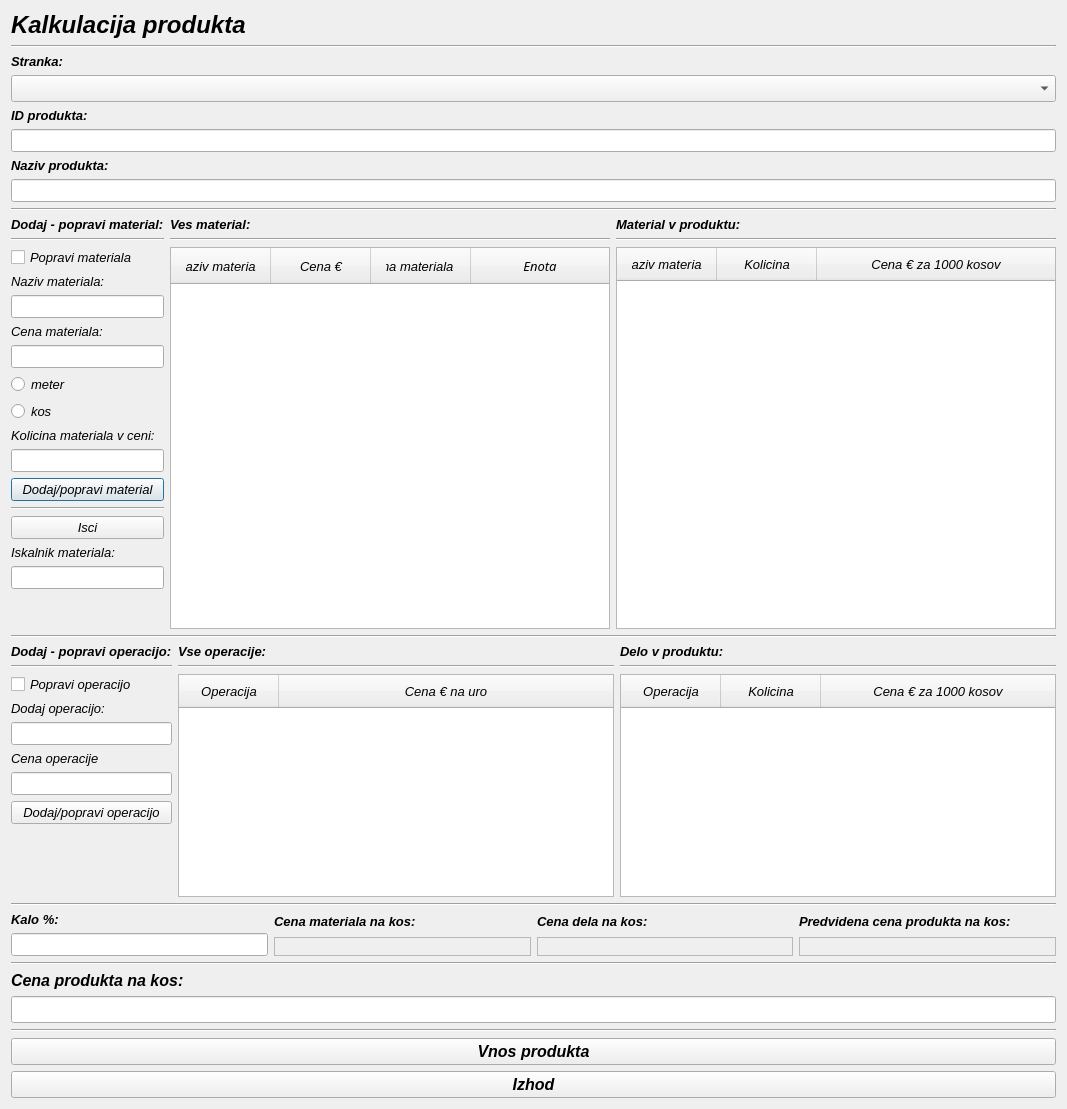
First picture: the form in kalkulacija.ui, repository MaxMaxy/racun, before the edit.
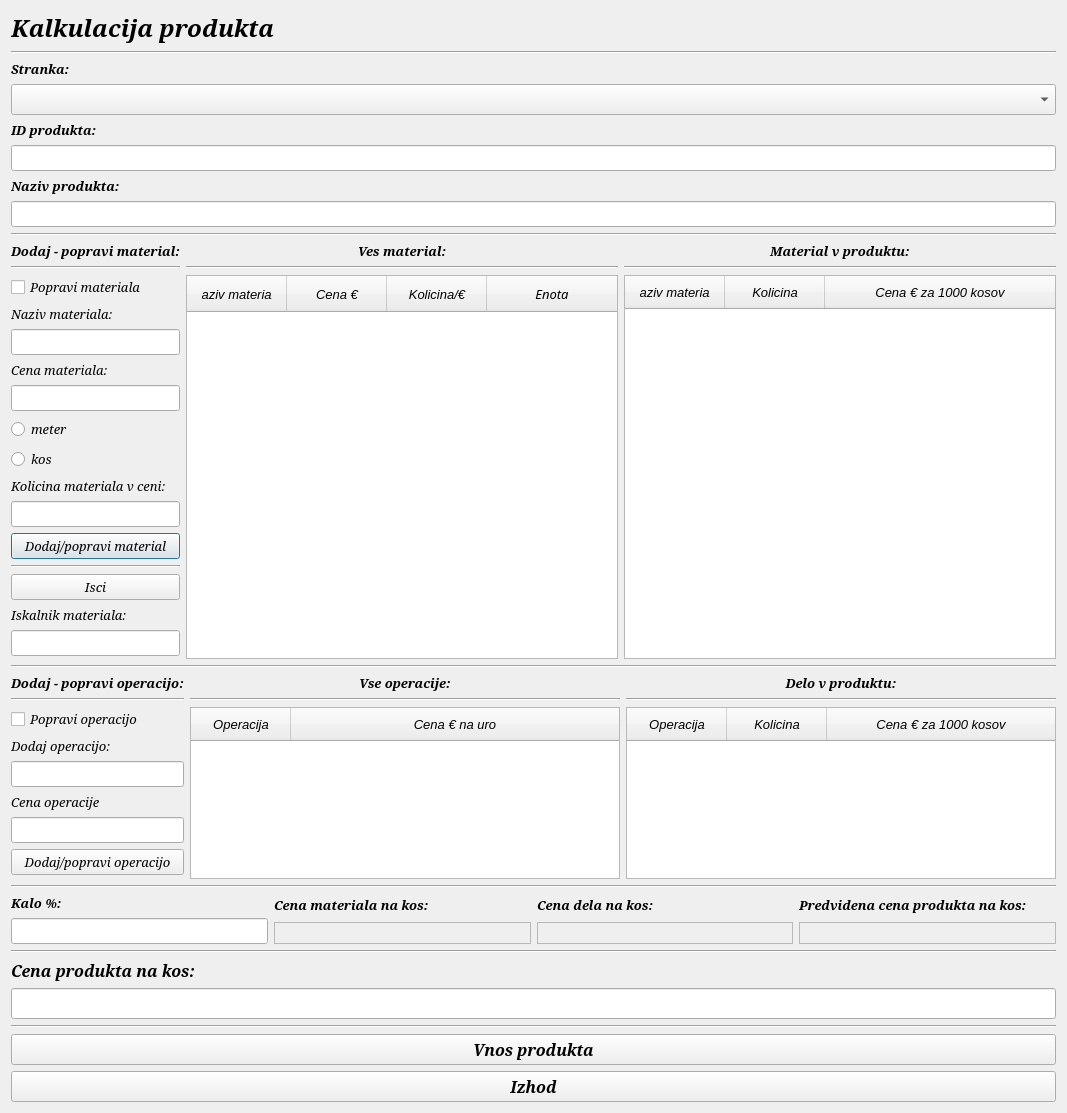
Second picture: the form after the edit.

The edit to the form file:
```diff
--- a/kalkulacija.ui
+++ b/kalkulacija.ui
@@ -7,12 +7,12 @@
     <x>0</x>
     <y>0</y>
     <width>1067</width>
-    <height>1109</height>
+    <height>1113</height>
    </rect>
   </property>
   <property name="font">
    <font>
-    <family>MS Sans Serif</family>
+    <family>Serif</family>
     <pointsize>10</pointsize>
     <italic>true</italic>
    </font>
@@ -31,7 +31,7 @@
           <widget class="QLabel" name="label">
            <property name="font">
             <font>
-             <family>MS Sans Serif</family>
+             <family>Serif</family>
              <pointsize>18</pointsize>
              <weight>75</weight>
              <italic>true</italic>
@@ -48,6 +48,11 @@
          </item>
          <item>
           <widget class="Line" name="line">
+           <property name="font">
+            <font>
+             <family>Serif</family>
+            </font>
+           </property>
            <property name="orientation">
             <enum>Qt::Horizontal</enum>
            </property>
@@ -61,6 +66,7 @@
           <widget class="QLabel" name="label_3">
            <property name="font">
             <font>
+             <family>Serif</family>
              <pointsize>10</pointsize>
              <weight>75</weight>
              <bold>true</bold>
@@ -81,6 +87,7 @@
           <widget class="QComboBox" name="comboBox_stranka">
            <property name="font">
             <font>
+             <family>Serif</family>
              <pointsize>12</pointsize>
             </font>
            </property>
@@ -94,6 +101,7 @@
           <widget class="QLabel" name="label_2">
            <property name="font">
             <font>
+             <family>Serif</family>
              <pointsize>10</pointsize>
              <weight>75</weight>
              <bold>true</bold>
@@ -114,6 +122,7 @@
           <widget class="QLineEdit" name="lineEdit_ID">
            <property name="font">
             <font>
+             <family>Serif</family>
              <pointsize>10</pointsize>
             </font>
            </property>
@@ -127,6 +136,7 @@
           <widget class="QLabel" name="label_4">
            <property name="font">
             <font>
+             <family>Serif</family>
              <pointsize>10</pointsize>
              <weight>75</weight>
              <bold>true</bold>
@@ -147,6 +157,7 @@
           <widget class="QLineEdit" name="lineEdit_nazivProdukta">
            <property name="font">
             <font>
+             <family>Serif</family>
              <pointsize>10</pointsize>
             </font>
            </property>
@@ -158,6 +169,11 @@
      </item>
      <item>
       <widget class="Line" name="line_9">
+       <property name="font">
+        <font>
+         <family>Serif</family>
+        </font>
+       </property>
        <property name="orientation">
         <enum>Qt::Horizontal</enum>
        </property>
@@ -173,6 +189,7 @@
             <widget class="QLabel" name="label_20">
              <property name="font">
               <font>
+               <family>Serif</family>
                <weight>75</weight>
                <bold>true</bold>
               </font>
@@ -184,6 +201,11 @@
            </item>
            <item>
             <widget class="Line" name="line_12">
+             <property name="font">
+              <font>
+               <family>Serif</family>
+              </font>
+             </property>
              <property name="orientation">
               <enum>Qt::Horizontal</enum>
              </property>
@@ -197,6 +219,11 @@
                <verstretch>0</verstretch>
               </sizepolicy>
              </property>
+             <property name="font">
+              <font>
+               <family>Serif</family>
+              </font>
+             </property>
              <property name="text">
               <string>Popravi materiala</string>
              </property>
@@ -212,6 +239,11 @@
                  <verstretch>0</verstretch>
                 </sizepolicy>
                </property>
+               <property name="font">
+                <font>
+                 <family>Serif</family>
+                </font>
+               </property>
                <property name="frameShadow">
                 <enum>QFrame::Raised</enum>
                </property>
@@ -231,6 +263,11 @@
                  <verstretch>0</verstretch>
                 </sizepolicy>
                </property>
+               <property name="font">
+                <font>
+                 <family>Serif</family>
+                </font>
+               </property>
               </widget>
              </item>
             </layout>
@@ -245,6 +282,11 @@
                  <verstretch>0</verstretch>
                 </sizepolicy>
                </property>
+               <property name="font">
+                <font>
+                 <family>Serif</family>
+                </font>
+               </property>
                <property name="frameShadow">
                 <enum>QFrame::Raised</enum>
                </property>
@@ -264,12 +306,22 @@
                  <verstretch>0</verstretch>
                 </sizepolicy>
                </property>
+               <property name="font">
+                <font>
+                 <family>Serif</family>
+                </font>
+               </property>
               </widget>
              </item>
             </layout>
            </item>
            <item>
             <widget class="QRadioButton" name="radioButton_meter">
+             <property name="font">
+              <font>
+               <family>Serif</family>
+              </font>
+             </property>
              <property name="text">
               <string>meter</string>
              </property>
@@ -277,6 +329,11 @@
            </item>
            <item>
             <widget class="QRadioButton" name="radioButton_kos">
+             <property name="font">
+              <font>
+               <family>Serif</family>
+              </font>
+             </property>
              <property name="text">
               <string>kos</string>
              </property>
@@ -292,6 +349,11 @@
                  <verstretch>0</verstretch>
                 </sizepolicy>
                </property>
+               <property name="font">
+                <font>
+                 <family>Serif</family>
+                </font>
+               </property>
                <property name="frameShadow">
                 <enum>QFrame::Raised</enum>
                </property>
@@ -311,6 +373,11 @@
                  <verstretch>0</verstretch>
                 </sizepolicy>
                </property>
+               <property name="font">
+                <font>
+                 <family>Serif</family>
+                </font>
+               </property>
               </widget>
              </item>
             </layout>
@@ -323,6 +390,11 @@
                <verstretch>0</verstretch>
               </sizepolicy>
              </property>
+             <property name="font">
+              <font>
+               <family>Serif</family>
+              </font>
+             </property>
              <property name="text">
               <string>Dodaj/popravi material</string>
              </property>
@@ -330,6 +402,11 @@
            </item>
            <item>
             <widget class="Line" name="line_2">
+             <property name="font">
+              <font>
+               <family>Serif</family>
+              </font>
+             </property>
              <property name="orientation">
               <enum>Qt::Horizontal</enum>
              </property>
@@ -343,6 +420,11 @@
                <verstretch>0</verstretch>
               </sizepolicy>
              </property>
+             <property name="font">
+              <font>
+               <family>Serif</family>
+              </font>
+             </property>
              <property name="text">
               <string>Isci</string>
              </property>
@@ -358,6 +440,7 @@
              </property>
              <property name="font">
               <font>
+               <family>Serif</family>
                <weight>50</weight>
                <bold>false</bold>
               </font>
@@ -378,10 +461,20 @@
                <verstretch>0</verstretch>
               </sizepolicy>
              </property>
+             <property name="font">
+              <font>
+               <family>Serif</family>
+              </font>
+             </property>
             </widget>
            </item>
            <item>
             <spacer name="verticalSpacer_2">
+             <property name="font">
+              <font>
+               <family>Serif</family>
+              </font>
+             </property>
              <property name="orientation">
               <enum>Qt::Vertical</enum>
              </property>
@@ -403,6 +496,7 @@
               <widget class="QLabel" name="label_5">
                <property name="font">
                 <font>
+                 <family>Serif</family>
                  <pointsize>10</pointsize>
                  <weight>75</weight>
                  <bold>true</bold>
@@ -414,6 +508,9 @@
                <property name="text">
                 <string>Ves material:</string>
                </property>
+               <property name="alignment">
+                <set>Qt::AlignCenter</set>
+               </property>
                <property name="buddy">
                 <cstring>treeWidget_material</cstring>
                </property>
@@ -421,6 +518,11 @@
              </item>
              <item>
               <widget class="Line" name="line_7">
+               <property name="font">
+                <font>
+                 <family>Serif</family>
+                </font>
+               </property>
                <property name="orientation">
                 <enum>Qt::Horizontal</enum>
                </property>
@@ -434,6 +536,11 @@
                  <verstretch>0</verstretch>
                 </sizepolicy>
                </property>
+               <property name="font">
+                <font>
+                 <family>Serif</family>
+                </font>
+               </property>
                <property name="styleSheet">
                 <string notr="true">QHeaderView::section{padding:7px 15px}</string>
                </property>
@@ -469,7 +576,7 @@
                </column>
                <column>
                 <property name="text">
-                 <string>Kolicina materiala v ceni</string>
+                 <string>Kolicina/€</string>
                 </property>
                 <property name="font">
                  <font>
@@ -510,6 +617,7 @@
               <widget class="QLabel" name="label_6">
                <property name="font">
                 <font>
+                 <family>Serif</family>
                  <pointsize>10</pointsize>
                  <weight>75</weight>
                  <bold>true</bold>
@@ -521,6 +629,9 @@
                <property name="text">
                 <string>Material v produktu:</string>
                </property>
+               <property name="alignment">
+                <set>Qt::AlignCenter</set>
+               </property>
                <property name="buddy">
                 <cstring>treeWidget_materialProdukta</cstring>
                </property>
@@ -528,6 +639,11 @@
              </item>
              <item>
               <widget class="Line" name="line_6">
+               <property name="font">
+                <font>
+                 <family>Serif</family>
+                </font>
+               </property>
                <property name="orientation">
                 <enum>Qt::Horizontal</enum>
                </property>
@@ -541,6 +657,11 @@
                  <verstretch>0</verstretch>
                 </sizepolicy>
                </property>
+               <property name="font">
+                <font>
+                 <family>Serif</family>
+                </font>
+               </property>
                <property name="styleSheet">
                 <string notr="true">QHeaderView::section{padding:7px 15px}</string>
                </property>
@@ -599,6 +720,11 @@
        </item>
        <item>
         <widget class="Line" name="line_10">
+         <property name="font">
+          <font>
+           <family>Serif</family>
+          </font>
+         </property>
          <property name="orientation">
           <enum>Qt::Horizontal</enum>
          </property>
@@ -612,6 +738,7 @@
             <widget class="QLabel" name="label_19">
              <property name="font">
               <font>
+               <family>Serif</family>
                <weight>75</weight>
                <bold>true</bold>
               </font>
@@ -623,6 +750,11 @@
            </item>
            <item>
             <widget class="Line" name="line_13">
+             <property name="font">
+              <font>
+               <family>Serif</family>
+              </font>
+             </property>
              <property name="orientation">
               <enum>Qt::Horizontal</enum>
              </property>
@@ -636,6 +768,11 @@
                <verstretch>0</verstretch>
               </sizepolicy>
              </property>
+             <property name="font">
+              <font>
+               <family>Serif</family>
+              </font>
+             </property>
              <property name="text">
               <string>Popravi operacijo</string>
              </property>
@@ -651,6 +788,11 @@
                  <verstretch>0</verstretch>
                 </sizepolicy>
                </property>
+               <property name="font">
+                <font>
+                 <family>Serif</family>
+                </font>
+               </property>
                <property name="frameShadow">
                 <enum>QFrame::Raised</enum>
                </property>
@@ -670,6 +812,11 @@
                  <verstretch>0</verstretch>
                 </sizepolicy>
                </property>
+               <property name="font">
+                <font>
+                 <family>Serif</family>
+                </font>
+               </property>
               </widget>
              </item>
             </layout>
@@ -684,6 +831,11 @@
                  <verstretch>0</verstretch>
                 </sizepolicy>
                </property>
+               <property name="font">
+                <font>
+                 <family>Serif</family>
+                </font>
+               </property>
                <property name="frameShadow">
                 <enum>QFrame::Raised</enum>
                </property>
@@ -703,6 +855,11 @@
                  <verstretch>0</verstretch>
                 </sizepolicy>
                </property>
+               <property name="font">
+                <font>
+                 <family>Serif</family>
+                </font>
+               </property>
               </widget>
              </item>
             </layout>
@@ -715,6 +872,11 @@
                <verstretch>0</verstretch>
               </sizepolicy>
              </property>
+             <property name="font">
+              <font>
+               <family>Serif</family>
+              </font>
+             </property>
              <property name="text">
               <string>Dodaj/popravi operacijo</string>
              </property>
@@ -722,6 +884,11 @@
            </item>
            <item>
             <spacer name="verticalSpacer">
+             <property name="font">
+              <font>
+               <family>Serif</family>
+              </font>
+             </property>
              <property name="orientation">
               <enum>Qt::Vertical</enum>
              </property>
@@ -749,6 +916,7 @@
                </property>
                <property name="font">
                 <font>
+                 <family>Serif</family>
                  <pointsize>10</pointsize>
                  <weight>75</weight>
                  <bold>true</bold>
@@ -760,6 +928,9 @@
                <property name="text">
                 <string>Vse operacije:</string>
                </property>
+               <property name="alignment">
+                <set>Qt::AlignCenter</set>
+               </property>
                <property name="buddy">
                 <cstring>treeWidget_delo</cstring>
                </property>
@@ -767,6 +938,11 @@
              </item>
              <item>
               <widget class="Line" name="line_8">
+               <property name="font">
+                <font>
+                 <family>Serif</family>
+                </font>
+               </property>
                <property name="orientation">
                 <enum>Qt::Horizontal</enum>
                </property>
@@ -780,6 +956,11 @@
                  <verstretch>0</verstretch>
                 </sizepolicy>
                </property>
+               <property name="font">
+                <font>
+                 <family>Serif</family>
+                </font>
+               </property>
                <property name="styleSheet">
                 <string notr="true">QHeaderView::section{padding:7px 15px}</string>
                </property>
@@ -834,6 +1015,7 @@
                </property>
                <property name="font">
                 <font>
+                 <family>Serif</family>
                  <pointsize>10</pointsize>
                  <weight>75</weight>
                  <bold>true</bold>
@@ -845,6 +1027,9 @@
                <property name="text">
                 <string>Delo v produktu:</string>
                </property>
+               <property name="alignment">
+                <set>Qt::AlignCenter</set>
+               </property>
                <property name="buddy">
                 <cstring>treeWidget_deloProdukta</cstring>
                </property>
@@ -852,6 +1037,11 @@
              </item>
              <item>
               <widget class="Line" name="line_5">
+               <property name="font">
+                <font>
+                 <family>Serif</family>
+                </font>
+               </property>
                <property name="orientation">
                 <enum>Qt::Horizontal</enum>
                </property>
@@ -865,6 +1055,11 @@
                  <verstretch>0</verstretch>
                 </sizepolicy>
                </property>
+               <property name="font">
+                <font>
+                 <family>Serif</family>
+                </font>
+               </property>
                <property name="styleSheet">
                 <string notr="true">QHeaderView::section{padding:7px 15px}</string>
                </property>
@@ -925,6 +1120,11 @@
      </item>
      <item>
       <widget class="Line" name="line_11">
+       <property name="font">
+        <font>
+         <family>Serif</family>
+        </font>
+       </property>
        <property name="orientation">
         <enum>Qt::Horizontal</enum>
        </property>
@@ -948,6 +1148,7 @@
                </property>
                <property name="font">
                 <font>
+                 <family>Serif</family>
                  <weight>75</weight>
                  <bold>true</bold>
                 </font>
@@ -973,6 +1174,7 @@
                </property>
                <property name="font">
                 <font>
+                 <family>Serif</family>
                  <pointsize>10</pointsize>
                 </font>
                </property>
@@ -992,6 +1194,7 @@
                </property>
                <property name="font">
                 <font>
+                 <family>Serif</family>
                  <pointsize>10</pointsize>
                  <weight>75</weight>
                  <bold>true</bold>
@@ -1015,6 +1218,7 @@
                </property>
                <property name="font">
                 <font>
+                 <family>Serif</family>
                  <pointsize>10</pointsize>
                 </font>
                </property>
@@ -1043,6 +1247,7 @@
                </property>
                <property name="font">
                 <font>
+                 <family>Serif</family>
                  <pointsize>10</pointsize>
                  <weight>75</weight>
                  <bold>true</bold>
@@ -1066,6 +1271,7 @@
                </property>
                <property name="font">
                 <font>
+                 <family>Serif</family>
                  <pointsize>10</pointsize>
                 </font>
                </property>
@@ -1094,6 +1300,7 @@
                </property>
                <property name="font">
                 <font>
+                 <family>Serif</family>
                  <pointsize>10</pointsize>
                  <weight>75</weight>
                  <bold>true</bold>
@@ -1117,6 +1324,7 @@
                </property>
                <property name="font">
                 <font>
+                 <family>Serif</family>
                  <pointsize>10</pointsize>
                  <weight>75</weight>
                  <bold>true</bold>
@@ -1141,6 +1349,11 @@
           <layout class="QVBoxLayout" name="verticalLayout_4">
            <item>
             <widget class="Line" name="line_3">
+             <property name="font">
+              <font>
+               <family>Serif</family>
+              </font>
+             </property>
              <property name="orientation">
               <enum>Qt::Horizontal</enum>
              </property>
@@ -1150,6 +1363,7 @@
             <widget class="QLabel" name="label_cenaProdukta">
              <property name="font">
               <font>
+               <family>Serif</family>
                <pointsize>12</pointsize>
                <weight>75</weight>
                <bold>true</bold>
@@ -1170,6 +1384,7 @@
             <widget class="QLineEdit" name="lineEdit_cenaProdukta">
              <property name="font">
               <font>
+               <family>Serif</family>
                <pointsize>12</pointsize>
                <weight>75</weight>
                <bold>true</bold>
@@ -1188,6 +1403,11 @@
         <layout class="QVBoxLayout" name="verticalLayout_7">
          <item>
           <widget class="Line" name="line_4">
+           <property name="font">
+            <font>
+             <family>Serif</family>
+            </font>
+           </property>
            <property name="orientation">
             <enum>Qt::Horizontal</enum>
            </property>
@@ -1197,6 +1417,7 @@
           <widget class="QPushButton" name="pushButton_vnosProdukta">
            <property name="font">
             <font>
+             <family>Serif</family>
              <pointsize>12</pointsize>
              <weight>75</weight>
              <bold>true</bold>
@@ -1211,6 +1432,7 @@
           <widget class="QPushButton" name="pushButton_izhod">
            <property name="font">
             <font>
+             <family>Serif</family>
              <pointsize>12</pointsize>
              <weight>75</weight>
              <bold>true</bold>
```
